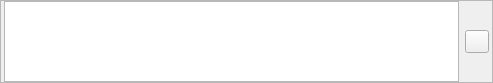
Old version of the form src/gui/highlighting/ColorPicker.ui in the repository tomvodi/QTail.
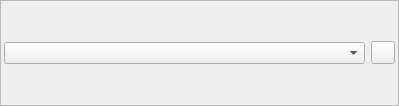
New version of the form. Icons and pictures are not drawn.

Commit message: used QComboBox for color selection

Diff of the .ui file:
```diff
--- a/src/gui/highlighting/ColorPicker.ui
+++ b/src/gui/highlighting/ColorPicker.ui
@@ -6,8 +6,8 @@
    <rect>
     <x>0</x>
     <y>0</y>
-    <width>493</width>
-    <height>83</height>
+    <width>399</width>
+    <height>106</height>
    </rect>
   </property>
   <property name="windowTitle">
@@ -36,7 +36,7 @@
     <number>0</number>
    </property>
    <item>
-    <widget class="QListWidget" name="colorListWidget"/>
+    <widget class="QComboBox" name="colorComboBox"/>
    </item>
    <item>
     <widget class="QToolButton" name="selectColorButton">
```
The commit also changes 6 other files.
